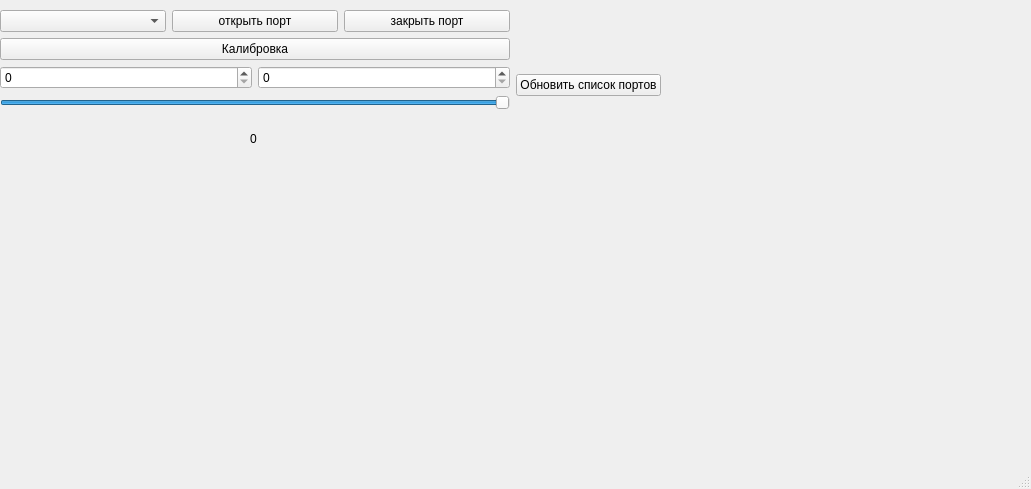
First picture: the form in Window.ui, repository PeaceDeath04/TestStandCode, before the edit.
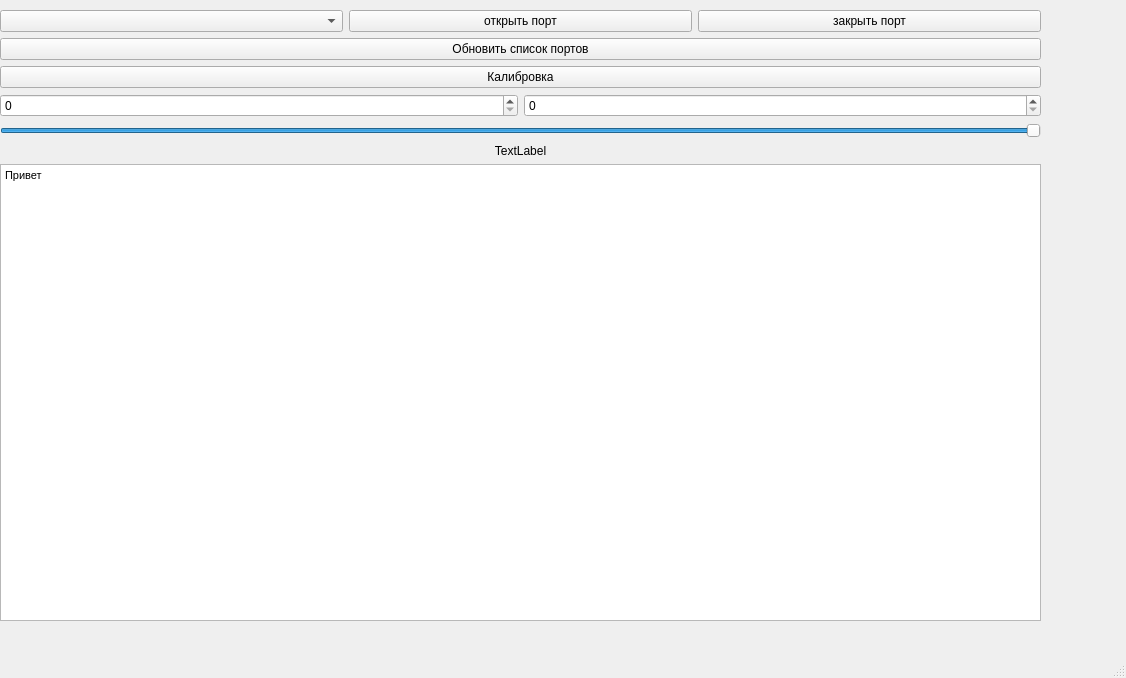
Second picture: the form after the edit.

The edit to the form file:
```diff
--- a/Window.ui
+++ b/Window.ui
@@ -6,8 +6,8 @@
    <rect>
     <x>0</x>
     <y>0</y>
-    <width>1031</width>
-    <height>489</height>
+    <width>1126</width>
+    <height>678</height>
    </rect>
   </property>
   <property name="windowTitle">
@@ -19,10 +19,12 @@
      <rect>
       <x>0</x>
       <y>10</y>
-      <width>661</width>
-      <height>151</height>
+      <width>1041</width>
+      <height>611</height>
      </rect>
     </property>
+    <layout class="QVBoxLayout" name="verticalLayout_2">
+     <item>
     <layout class="QHBoxLayout" name="horizontalLayout">
      <item>
       <layout class="QVBoxLayout" name="GlobalMenu">
@@ -47,6 +49,13 @@
          </item>
         </layout>
        </item>
+         <item>
+          <widget class="QPushButton" name="butRefresh">
+           <property name="text">
+            <string>Обновить список портов</string>
+           </property>
+          </widget>
+         </item>
        <item>
         <layout class="QVBoxLayout" name="MenuChangeGas">
          <item>
@@ -84,38 +93,38 @@
              </property>
             </widget>
            </item>
+            </layout>
+           </item>
+          </layout>
+         </item>
+        </layout>
+       </item>
+      </layout>
+     </item>
            <item>
             <widget class="QLabel" name="valueGas">
-             <property name="enabled">
-              <bool>true</bool>
-             </property>
              <property name="autoFillBackground">
               <bool>false</bool>
              </property>
              <property name="text">
-              <string>0</string>
-             </property>
-             <property name="scaledContents">
-              <bool>false</bool>
-             </property>
-             <property name="wordWrap">
-              <bool>false</bool>
-             </property>
-             <property name="indent">
-              <number>250</number>
+        <string>TextLabel</string>
+       </property>
+       <property name="alignment">
+        <set>Qt::AlignCenter</set>
              </property>
             </widget>
            </item>
-          </layout>
-         </item>
-        </layout>
-       </item>
-      </layout>
-     </item>
      <item>
-      <widget class="QPushButton" name="butRefresh">
-       <property name="text">
-        <string>Обновить список портов</string>
+      <widget class="QTextBrowser" name="debugWindow">
+       <property name="autoFormatting">
+        <set>QTextEdit::AutoNone</set>
+       </property>
+       <property name="html">
+        <string>&lt;!DOCTYPE HTML PUBLIC &quot;-//W3C//DTD HTML 4.0//EN&quot; &quot;http://www.w3.org/TR/REC-html40/strict.dtd&quot;&gt;
+&lt;html&gt;&lt;head&gt;&lt;meta name=&quot;qrichtext&quot; content=&quot;1&quot; /&gt;&lt;style type=&quot;text/css&quot;&gt;
+p, li { white-space: pre-wrap; }
+&lt;/style&gt;&lt;/head&gt;&lt;body style=&quot; font-family:'MS Shell Dlg 2'; font-size:8.25pt; font-weight:400; font-style:normal;&quot;&gt;
+&lt;p style=&quot; margin-top:0px; margin-bottom:0px; margin-left:0px; margin-right:0px; -qt-block-indent:0; text-indent:0px;&quot;&gt;Привет&lt;/p&gt;&lt;/body&gt;&lt;/html&gt;</string>
        </property>
       </widget>
      </item>
@@ -127,7 +136,7 @@
     <rect>
      <x>0</x>
      <y>0</y>
-     <width>1031</width>
+     <width>1126</width>
      <height>21</height>
     </rect>
    </property>
```
Lines whose indentation alone changed are shown as unchanged.
